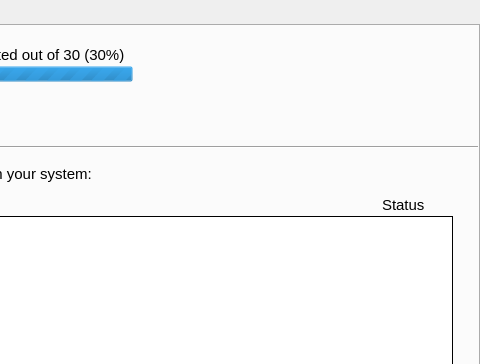
First picture: the form in qt/frontend/qtfront.ui, repository checkbox/checkbox, before the edit; both pictures show x 160 to 640 and y 0 to 364 of the 640 by 480 pixel window.
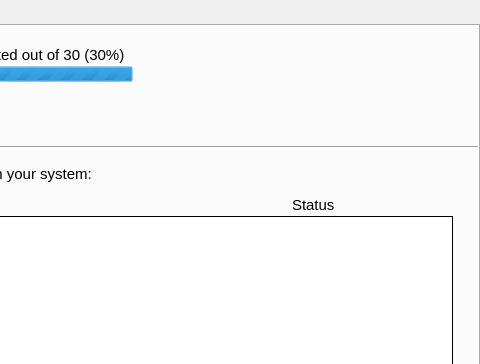
Second picture: the form after the edit. Icons and pictures are not drawn.

Commit message: Put some padding to the right of the tree view and add super zebra stripe powers.

The edit to the form file:
```diff
--- a/qt/frontend/qtfront.ui
+++ b/qt/frontend/qtfront.ui
@@ -502,12 +502,18 @@
             <widget class="QLabel" name="label_3">
              <property name="geometry">
               <rect>
-               <x>540</x>
+               <x>450</x>
                <y>50</y>
                <width>67</width>
                <height>17</height>
               </rect>
              </property>
+             <property name="frameShape">
+              <enum>QFrame::NoFrame</enum>
+             </property>
+             <property name="frameShadow">
+              <enum>QFrame::Plain</enum>
+             </property>
              <property name="text">
               <string>Status</string>
              </property>
```
Left out of the diff: 10 changed lines with no effect on the pictures. The commit also changes 1 other file.
